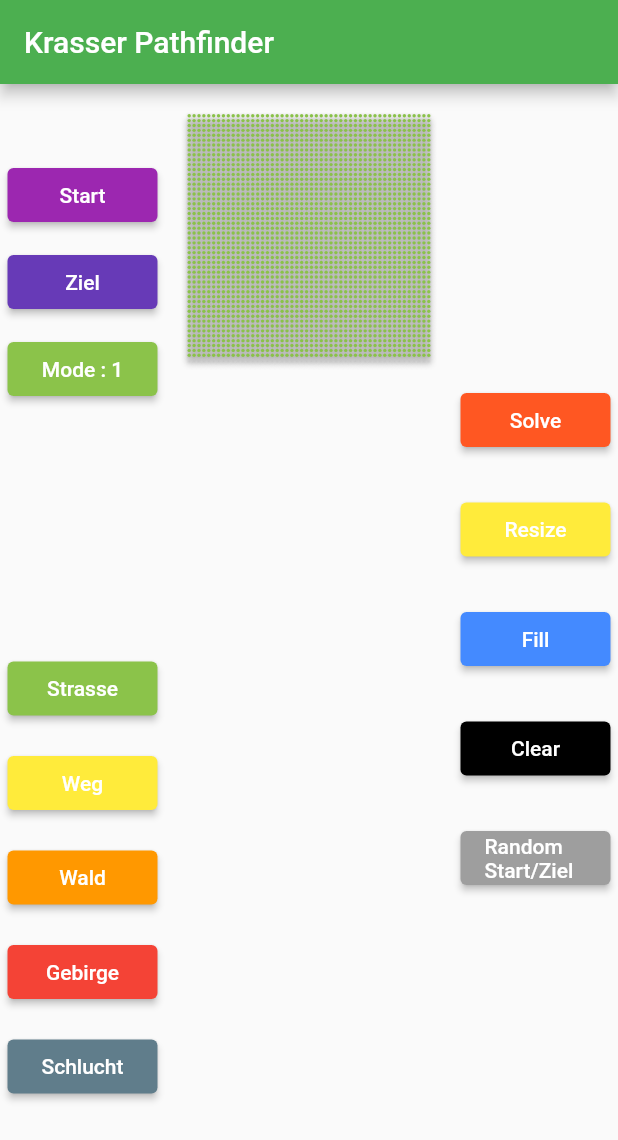
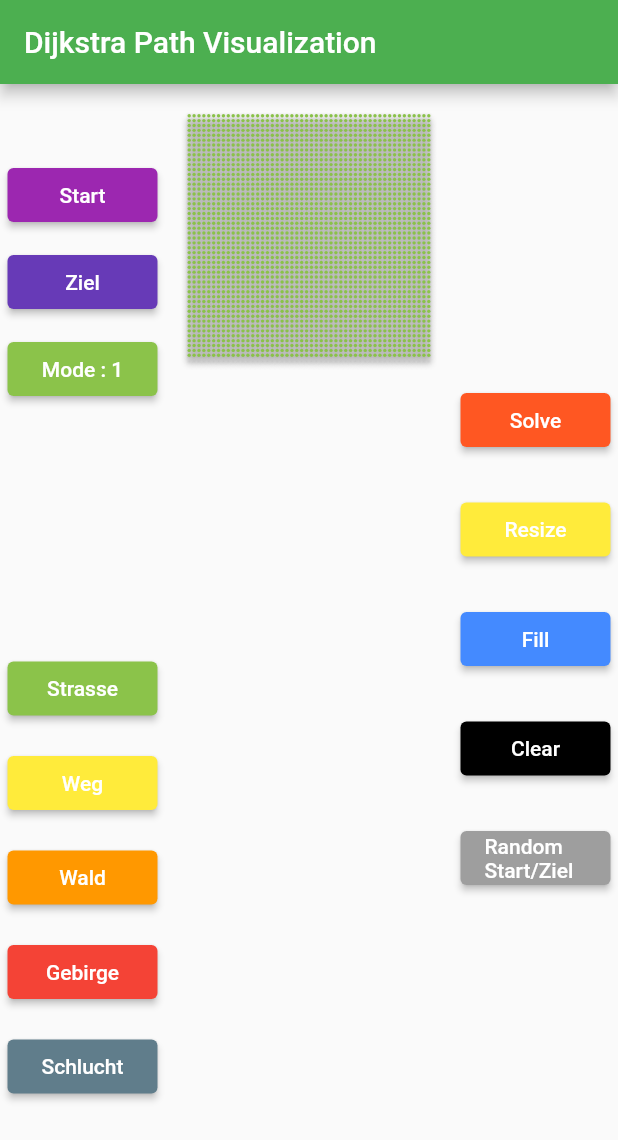
Before and after one commit to Karlosbubi/Io, a Flutter app: the screen it shows after launch, on a phone screen of 412 x 824 dp. Shown: the top 1140 px of the screen. Run offline on Flutter 3.47's test engine with Material 2 defaults, Android fonts, the phone set to English and light mode, and no system bars; missing offline and left inert: event.

Commit message:
more adequate title

```diff
--- a/front/lib/main.dart
+++ b/front/lib/main.dart
@@ -17,7 +17,7 @@ class MyApp extends StatelessWidget {
       theme: ThemeData(
         primarySwatch: Colors.green,
       ),
-      home: const MyHomePage(title: 'Krasser Pathfinder'),
+      home: const MyHomePage(title: 'Dijkstra Path Visualization'),
     );
   }
 }
```
